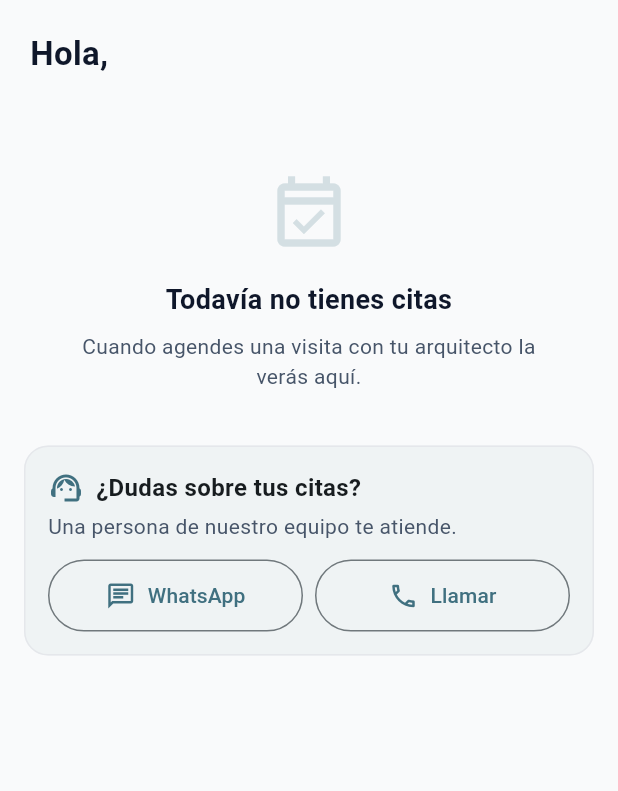
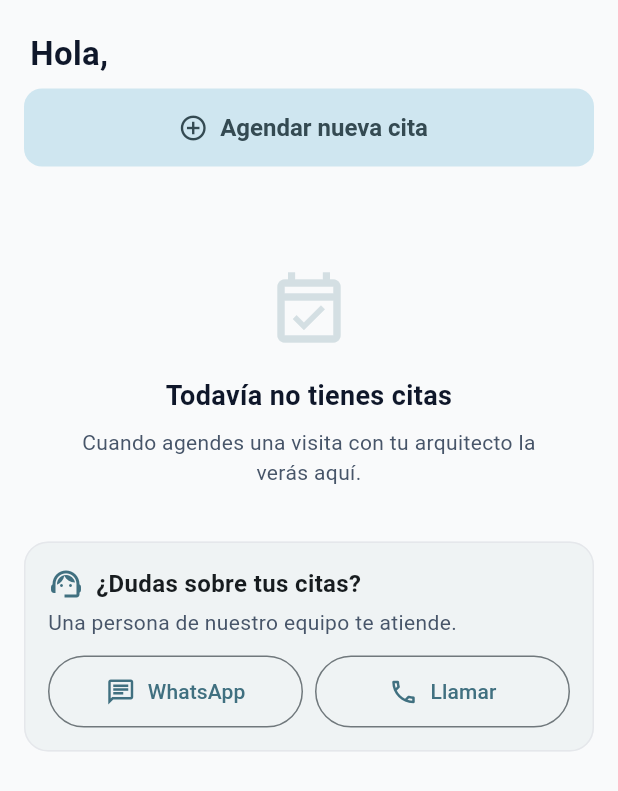
Before and after one commit to carlosVicencio87/moblar_clientes, a Flutter app: the CitasTab widget shown alone on an empty page, opened directly with empty values, on a phone screen of 412 x 824 dp. Shown: the top 791 px of the screen. Run offline on Flutter 3.47's test engine with Material 3 defaults, Android fonts, the phone set to English and light mode, and no system bars; our stand-ins replace flutter_secure_storage; accounts and stored records are empty.

Commit message:
Seguimiento en miniatura, porcentaje por etapa y botón Agendar nueva cita

```diff
--- a/lib/ui/citas_tab.dart
+++ b/lib/ui/citas_tab.dart
@@ -58,6 +58,26 @@ class CitasTab extends StatelessWidget {
               ),
             ),
           ),
+        // Agendar otra visita: directo a WhatsApp de citas con el motivo
+        // ya escrito (pedido de Carlos, 2026-10-01).
+        Padding(
+          padding: const EdgeInsets.fromLTRB(0, 8, 0, 4),
+          child: Align(
+            alignment: Alignment.centerLeft,
+            child: FilledButton.tonalIcon(
+              key: const Key('agendarNuevaCita'),
+              onPressed: () => abrirEnlace(
+                context,
+                enlaceWhatsApp(
+                  ContactoResuelto(datos.contacto).whatsapp,
+                  mensaje: mensajeNuevaCita(datos.nombre),
+                ),
+              ),
+              icon: const Icon(Icons.add_circle_outline, size: 20),
+              label: const Text('Agendar nueva cita'),
+            ),
+          ),
+        ),
         if (datos.citas.isEmpty)
           const VistaVacia(
             icono: Icons.event_available_outlined,
--- a/lib/ui/widgets/contacto.dart
+++ b/lib/ui/widgets/contacto.dart
@@ -19,6 +19,7 @@ abstract final class MotivoContacto {
   static const cotizaciones = 'COTIZACIONES';
   static const proyecto = 'PROYECTO';
   static const compras = 'COMPRAS';
+  static const nuevaCita = 'NUEVA CITA';
 }
 
 /// `[ETIQUETA referencia] Hola, soy Nombre. texto`
@@ -64,6 +65,13 @@ String mensajeProyecto(Compra c, String? nombre) => mensajeContacto(
       nombre: nombre,
       texto: 'Quiero saber sobre mi ${c.mueble ?? 'mueble'}'
           '${c.codigo == null ? '' : ' (pedido ${c.codigo})'}.',
+    );
+
+/// Pedir otra visita: contact center agenda por WhatsApp.
+String mensajeNuevaCita(String? nombre) => mensajeContacto(
+      etiqueta: MotivoContacto.nuevaCita,
+      nombre: nombre,
+      texto: 'Quiero agendar una nueva cita.',
     );
 
 /// Mensaje directo al arquitecto: sin etiqueta, porque no pasa por
```
Also changed, not shown: lib/data/models.dart (+18 -1 lines), lib/ui/compra_detalle_page.dart (+30 -3 lines), lib/ui/compras_tab.dart (+79 -19 lines), 3 other files.
